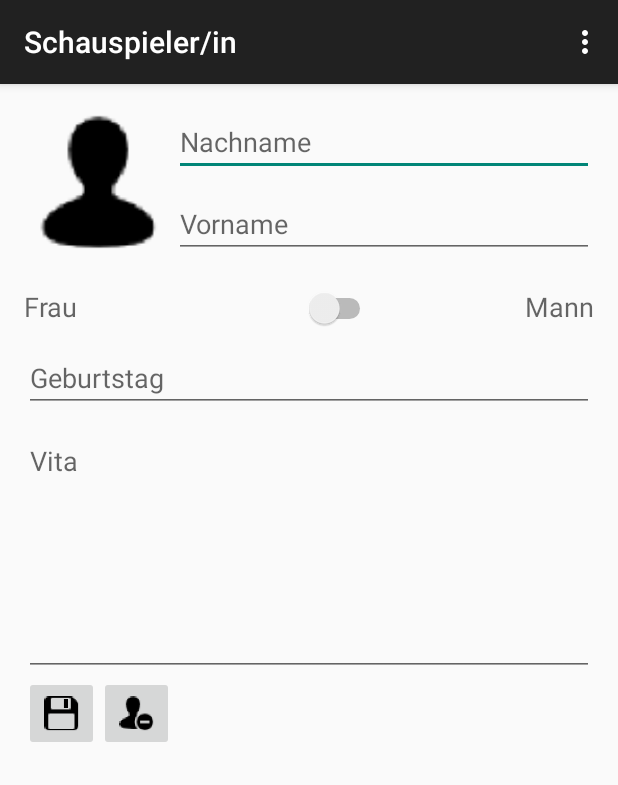
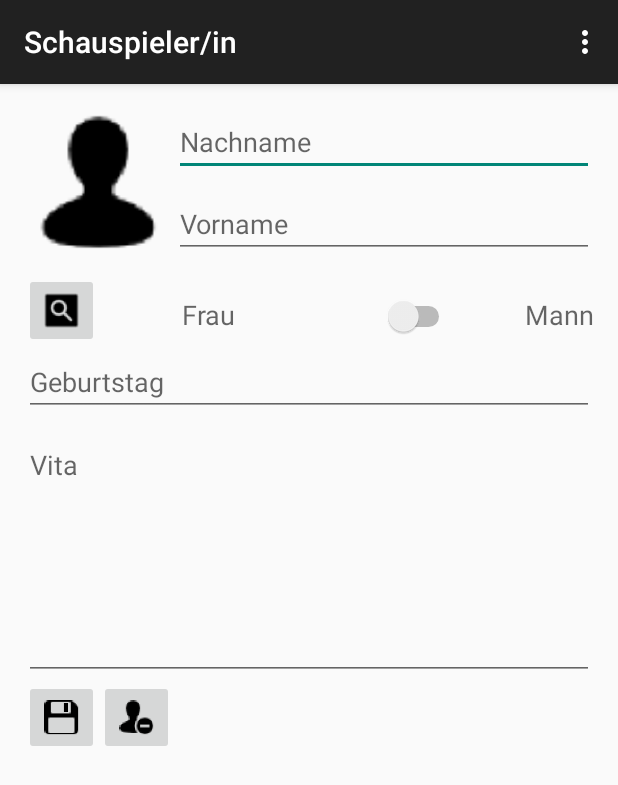
Before and after one commit to vinto1964/MyVideoManager, an Android app: the MActActors screen opened directly, with no data from a screen before it, after a tap on "Schauspieler/innen", on a phone screen of 412 x 824 dp. Shown: the top 785 px of the screen. Run offline under Robolectric (Android 15) with nearby library versions, the phone set to English and light mode, and no system bars; 1 other tap on this screen came first.

Commit message:
Änderungen 14.04.2015, Stand: 17:40

```diff
--- a/app/src/main/java/de/anisma/www/myvideomanager/MActActors.java
+++ b/app/src/main/java/de/anisma/www/myvideomanager/MActActors.java
@@ -49,7 +49,7 @@ public class MActActors extends ActionBarActivity implements View.OnClickListene
     }
 
     private void loadActorList(String whereClause) {
-        myApp.dbVideo.loadAllActors(myApp.listActorItems, whereClause, -1);
+        myApp.dbVideo.loadAllActors(myApp.listActorItems, whereClause);
         actorListAdapter = new ActorListAdapter(this, R.layout.listview_actors, myApp.listActorItems);
         lvActorslist.setAdapter(actorListAdapter);
         lvActorslist.setOnItemClickListener(this);
@@ -59,7 +59,7 @@ public class MActActors extends ActionBarActivity implements View.OnClickListene
     @Override
     protected void onResume() {
         super.onResume();
-        myApp.dbVideo.loadAllActors(myApp.listActorItems, "", -1);
+        myApp.dbVideo.loadAllActors(myApp.listActorItems, "");
         actorListAdapter.notifyDataSetChanged();
     }
 
@@ -91,12 +91,12 @@ public class MActActors extends ActionBarActivity implements View.OnClickListene
         switch (v.getId()) {
             case R.id.ibSave:
                 Intent intentActor = new Intent(this, SActActors.class);
-                intentActor.putExtra("Position", -1);
+                intentActor.putExtra("position", -1);
                 startActivity(intentActor);
                 break;
 
             case R.id.ibSearchActor:
-                myApp.dbVideo.loadAllActors(myApp.listActorItems, edSearchActor.getText().toString(), -1);
+                myApp.dbVideo.loadAllActors(myApp.listActorItems, edSearchActor.getText().toString());
                 actorListAdapter.notifyDataSetChanged();
                 ibDeleteSearchActor.setVisibility(View.VISIBLE);
                 break;
@@ -111,7 +111,7 @@ public class MActActors extends ActionBarActivity implements View.OnClickListene
     @Override
     public void onItemClick(AdapterView<?> parent, View view, int position, long id) {
         Intent intent = new Intent(this, SActActors.class);
-        intent.putExtra("Position", position);
+        intent.putExtra("position", position);
         startActivity(intent);
 
     }
--- a/app/src/main/java/de/anisma/www/myvideomanager/MainActivity.java
+++ b/app/src/main/java/de/anisma/www/myvideomanager/MainActivity.java
@@ -95,7 +95,7 @@ public class MainActivity extends ActionBarActivity implements View.OnClickListe
             case R.id.ibFilmAdd:
                 //Intent intent = new Intent(this, MActFilmDetails.class);
                 Intent intentFilm = new Intent(this, TActFilmDetails.class);
-                intentFilm.putExtra("Position", iPos);
+                intentFilm.putExtra("position", iPos);
                 startActivity(intentFilm);
                 break;
 
@@ -129,7 +129,7 @@ public class MainActivity extends ActionBarActivity implements View.OnClickListe
             @Override
             public void onItemClick(AdapterView<?> parent, View view, int position, long id) {
                 Intent intent = new Intent(MainActivity.this, TActFilmDetails.class);
-                intent.putExtra("Position", position);
+                intent.putExtra("position", position);
                 startActivity(intent);
             }
         });
--- a/app/src/main/java/de/anisma/www/myvideomanager/SActActors.java
+++ b/app/src/main/java/de/anisma/www/myvideomanager/SActActors.java
@@ -18,6 +18,7 @@ import android.widget.Switch;
 
 import java.io.FileNotFoundException;
 import java.io.IOException;
+import java.net.URLEncoder;
 import java.util.List;
 
 
@@ -32,7 +33,7 @@ public class SActActors extends ActionBarActivity implements View.OnClickListene
 
     EditText edLastName, edFirstName, edBirthday, edVita;
     Switch swSex;
-    ImageButton ibSave, ibDelActor;
+    ImageButton ibSave, ibDelActor, ibGoogleWS;
     int iPos = -1;
     int iActorID = -1;
     Uri fileUri, targetUri;
@@ -45,8 +46,8 @@ public class SActActors extends ActionBarActivity implements View.OnClickListene
 
         myApp = (AppGlobal) getApplication();
         Intent intent = getIntent();
-        iPos = intent.getIntExtra("Position", -1);
-        iActorID = intent.getIntExtra("ActorID", -1);
+        iPos = intent.getIntExtra("position", -1);
+        iActorID = intent.getIntExtra("actorID", -1);
 
 
         ivActorFoto = (ImageView) findViewById(R.id.ivActorFoto);
@@ -58,9 +59,11 @@ public class SActActors extends ActionBarActivity implements View.OnClickListene
         edVita      = (EditText) findViewById(R.id.edVita);
         ibSave      = (ImageButton) findViewById(R.id.ibSave);
         ibDelActor  = (ImageButton) findViewById(R.id.ibDelActor);
+        ibGoogleWS  = (ImageButton) findViewById(R.id.ibGoogleWebsearch);
         swSex       = (Switch) findViewById(R.id.swSex);
         ibSave.setOnClickListener(this);
         ibDelActor.setOnClickListener(this);
+        ibGoogleWS.setOnClickListener(this);
 
         if(iPos > -1) {
             actor = myApp.dbVideo.loadActor(myApp.listActorItems.get(iPos).getlActor_ID());
@@ -71,8 +74,6 @@ public class SActActors extends ActionBarActivity implements View.OnClickListene
             loadActor();
         }
     }
-
-
 
     private void loadActor() {
 
@@ -98,7 +99,6 @@ public class SActActors extends ActionBarActivity implements View.OnClickListene
         else {
             targetUri = Uri.parse(actor.getsImage().toString().toString());
         }
-
     }
 
 
@@ -140,7 +140,20 @@ public class SActActors extends ActionBarActivity implements View.OnClickListene
             case R.id.ivActorFoto:
                 loadActorImage();
                 break;
+
+            case R.id.ibGoogleWebsearch:
+                findFotoWithBrowser();
+                break;
         }
+    }
+
+    private void findFotoWithBrowser() {
+        String query = URLEncoder.encode(edLastName.getText().toString() + "+" + edFirstName.getText().toString());
+        String url = "https://www.google.de/search?site=&tbm=isch&source=hp&biw=1244&bih=954&q=" + query;
+
+        Intent intent = new Intent(Intent.ACTION_VIEW);
+        intent.setData(Uri.parse(url));
+        startActivity(intent);
     }
 
     private void saveActor() {
@@ -209,6 +222,7 @@ public class SActActors extends ActionBarActivity implements View.OnClickListene
 
     // bis kitkat (< 4.4)
     protected void onActivityResultOlder(int requestCode, int resultCode, Intent data) {
+        if(data != null) {
             fileUri = data.getData();
             if (requestCode == RQ_GALLERY_PICK) {
                 Bitmap bmFotoOrig;
@@ -218,12 +232,14 @@ public class SActActors extends ActionBarActivity implements View.OnClickListene
                     ivActorFoto.setImageBitmap(bmFoto);
                     saveActor();
                     saveImage();
+                } catch (FileNotFoundException e) {
+                    e.printStackTrace();
+                } catch (IOException e) {
+                    e.printStackTrace();
                 }
-            catch (FileNotFoundException e) { e.printStackTrace(); }
-            catch (IOException e) { e.printStackTrace(); }
+            } else {
+                getContentResolver().delete(fileUri, null, null);
             }
-        else {
-            getContentResolver().delete(fileUri, null, null);
         }
     }
 
--- a/app/src/main/java/de/anisma/www/myvideomanager/TActFilmDetails.java
+++ b/app/src/main/java/de/anisma/www/myvideomanager/TActFilmDetails.java
@@ -64,7 +64,7 @@ public class TActFilmDetails extends ActionBarActivity implements ActionBar.TabL
         myApp = (AppGlobal) getApplication();
 
         Intent intent = getIntent();
-        iPos = intent.getIntExtra("Position", -1);
+        iPos = intent.getIntExtra("position", -1);
 
         // Set up the action bar.
         final ActionBar actionBar = getSupportActionBar();
--- a/app/src/main/res/layout/activity_mact_film_details_actors.xml
+++ b/app/src/main/res/layout/activity_mact_film_details_actors.xml
@@ -13,7 +13,8 @@
             android:id="@+id/ivActorFoto"
             android:src="@mipmap/ic_actor"
             android:layout_marginTop="10dp"
-            android:contentDescription="@string/sActorFoto" />
+            android:contentDescription="@string/sActorFoto"
+            android:layout_marginLeft="5dp" />
 
         <EditText
             android:layout_width="match_parent"
--- a/app/src/main/res/layout/activity_sact_actors.xml
+++ b/app/src/main/res/layout/activity_sact_actors.xml
@@ -12,7 +12,7 @@
         android:orientation="horizontal"
         android:layout_width="fill_parent"
         android:layout_height="wrap_content"
-        android:layout_marginBottom="20dp">
+        android:layout_marginBottom="10dp">
 
         <ImageView
             android:layout_width="100dp"
@@ -46,13 +46,27 @@
 
     </LinearLayout>
 
+    <LinearLayout
+        android:orientation="horizontal"
+        android:layout_width="fill_parent"
+        android:layout_height="wrap_content">
+
+        <ImageButton
+            android:layout_width="50dp"
+            android:layout_height="50dp"
+            android:id="@+id/ibGoogleWebsearch"
+            android:src="@mipmap/ic_google_websearch"
+            android:scaleType="fitCenter"
+            android:contentDescription="@string/sGoogleWebsearch" />
+
         <GridLayout
             android:layout_width="match_parent"
             android:layout_height="wrap_content"
             android:rowCount="2"
             android:columnCount="20"
             android:orientation="horizontal"
-        android:layout_marginBottom="10dp">
+            android:paddingTop="15dp"
+            android:layout_marginLeft="55dp">
 
             <TextView
                 android:layout_width="wrap_content"
@@ -83,6 +97,7 @@
                 android:layout_row="1"
                 android:layout_column="19" />
         </GridLayout>
+    </LinearLayout>
 
     <EditText
         android:layout_width="match_parent"
--- a/app/src/main/res/values/strings.xml
+++ b/app/src/main/res/values/strings.xml
@@ -90,5 +90,6 @@
     <string name="sDeleteSearchActor">Suche löschen</string>
     <string name="sEditUser">Role des Schauspielers/in bearbeiten</string>
     <string name="sChoiceActor">Bitte wählen Sie aus:</string>
+    <string name="sGoogleWebsearch">Foto im Web suchen</string>
 
 </resources>
```
Also changed, not shown: app/src/main/java/de/anisma/www/myvideomanager/CHDatabase.java (+61 -25 lines), app/src/main/java/de/anisma/www/myvideomanager/DTActorRole.java (added, +70 -0 lines), app/src/main/java/de/anisma/www/myvideomanager/FgmActors.java (+62 -8 lines), app/src/main/java/de/anisma/www/myvideomanager/FgmInfos.java (+55 -7 lines), app/src/main/res/layout/activity_mact_film_details_infos.xml (+4 -4 lines), app/src/main/res/layout/fgmactors_edit_actor_dialog.xml (+0 -7 lines), app/src/main/ic_google_websearch-web.png (added), app/src/main/res/mipmap-hdpi/ic_google_websearch.png (added), app/src/main/res/mipmap-mdpi/ic_google_websearch.png (added), app/src/main/res/mipmap-xhdpi/ic_google_websearch.png (added), app/src/main/res/mipmap-xxhdpi/ic_google_websearch.png (added), app/src/main/res/mipmap-xxxhdpi/ic_google_websearch.png (added). Lines whose indentation alone changed are shown as unchanged.
